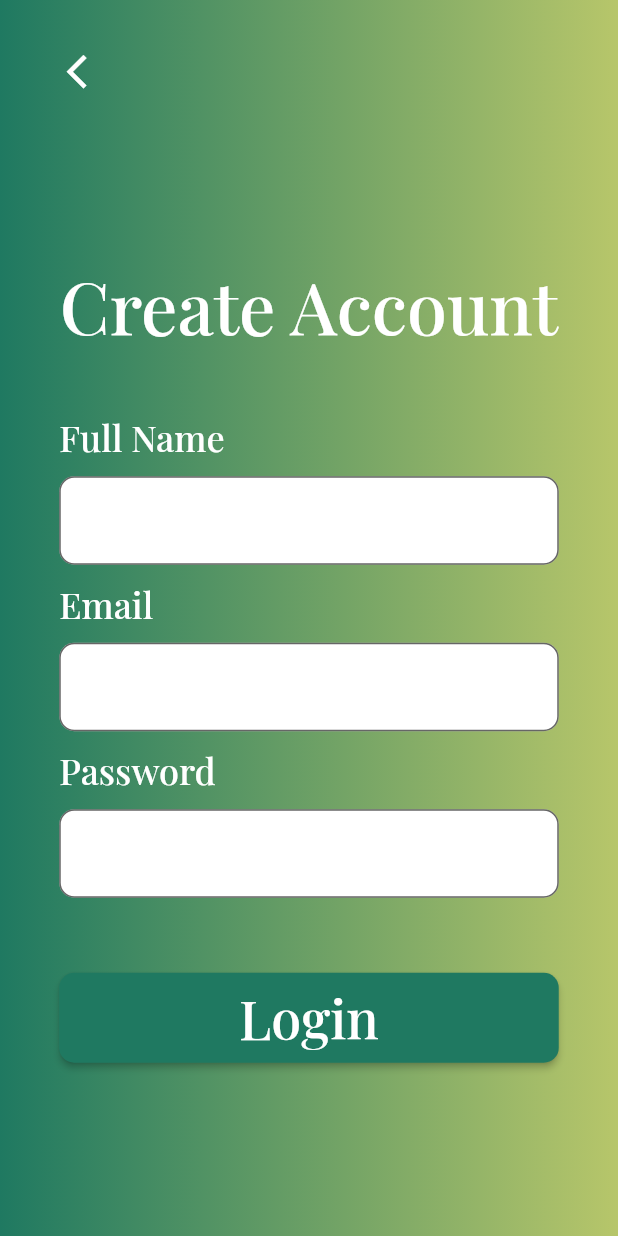
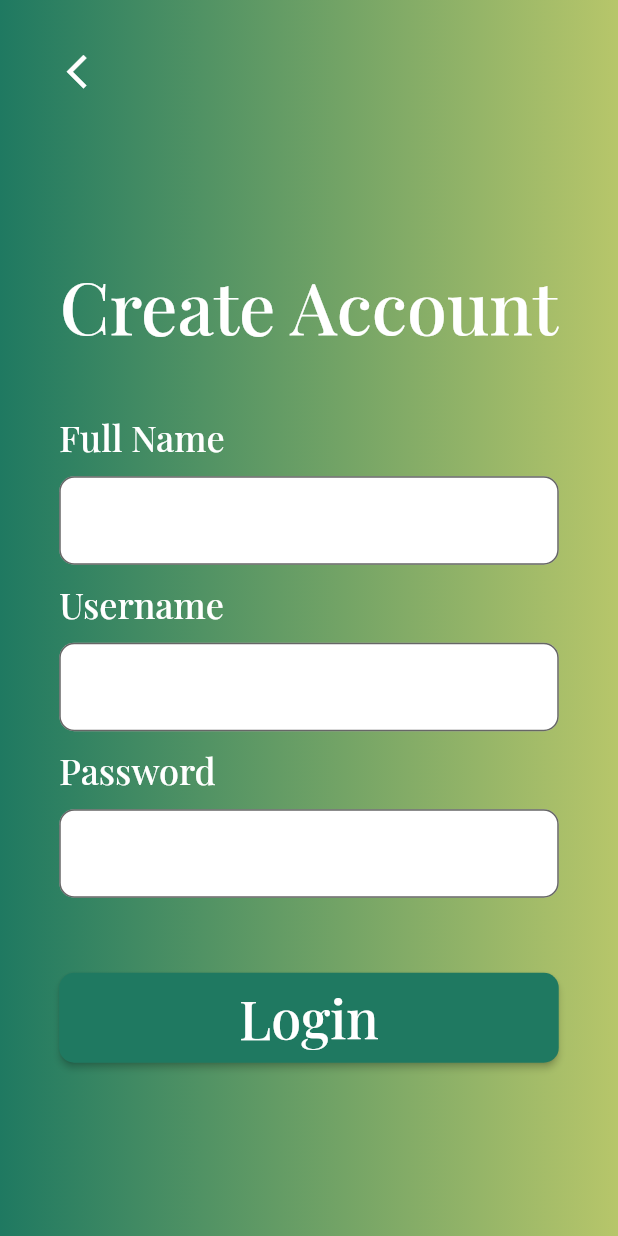
Before and after one commit to jagadeeshmarali/Homelga, a Flutter app: the CreatePage screen opened directly, on a phone screen of 412 x 824 dp. Run offline on Flutter 3.47's test engine with Material 2 defaults, Android fonts, the phone set to English and light mode, and no system bars; our stand-ins replace firebase_auth, firebase_core, firebase_database; accounts and stored records are empty; project files that could hold a hidden picture were left out.

Commit message:
change emails to usernames

```diff
--- a/homelga_app/lib/create_page.dart
+++ b/homelga_app/lib/create_page.dart
@@ -9,7 +9,7 @@ import 'main.dart';
 class CreatePage extends StatelessWidget {
   CreatePage({Key? key}) : super(key: key);
 
-  final emailCtrl = TextEditingController();
+  final usernameCtrl = TextEditingController();
   final passwordCtrl = TextEditingController();
   final nameCtrl = TextEditingController();
 
@@ -85,7 +85,7 @@ class CreatePage extends StatelessWidget {
                           ),
                           const SizedBox(height: 10.0),
                           const Text(
-                            'Email',
+                            'Username',
                             style: TextStyle(
                                 fontSize: 24.0,
                                 fontFamily: 'Playfair',
@@ -97,7 +97,7 @@ class CreatePage extends StatelessWidget {
                           SizedBox(
                             width: 333.0,
                             child: TextField(
-                              controller: emailCtrl,
+                              controller: usernameCtrl,
                               decoration: const InputDecoration(
                                 fillColor: Colors.white,
                                 filled: true,
@@ -146,7 +146,7 @@ class CreatePage extends StatelessWidget {
                           try {
                             final userCredential = await FirebaseAuth.instance
                                 .createUserWithEmailAndPassword(
-                                    email: emailCtrl.text,
+                                    email: '${usernameCtrl.text}@homelga.com',
                                     password: passwordCtrl.text);
                             final user = userCredential.user;
                             final id = user?.uid;
@@ -158,8 +158,7 @@ class CreatePage extends StatelessWidget {
                               "students": {},
                               "assignments": {}
                             });
-                            if (nameCtrl.text.contains(' ') &&
-                                emailCtrl.text.contains('@')) {
+                            if (nameCtrl.text.contains(' ')) {
                               Navigator.push(
                                   context,
                                   MaterialPageRoute(
@@ -171,15 +170,12 @@ class CreatePage extends StatelessWidget {
                                   'The password provided is too weak.';
                             } else if (e.code == 'email-already-in-use') {
                               errorMessage =
-                                  'The account already exists for that email.';
+                                  'The account already exists for that username.';
                             } else if (!nameCtrl.text.contains(' ')) {
                               errorMessage = 'Please enter your full name';
-                            } else if (!emailCtrl.text.contains('@')) {
-                              errorMessage =
-                                  'Please provide a valid email address.';
                             } else {
                               errorMessage =
-                                  'There was an error creating your account. You must enter your full name, you must provide a valid email address, and your password must contain at least 6 characters. Please try again!';
+                                  'There was an error creating your account. You must enter your full name and your password must contain at least 6 characters. Please try again!';
                             }
                             ScaffoldMessenger.of(context).showSnackBar(SnackBar(
                               backgroundColor: Colors.transparent,
```
Also changed, not shown: homelga_app/lib/login_page.dart (+4 -13 lines), homelga_app/lib/students.dart (+16 -18 lines).
